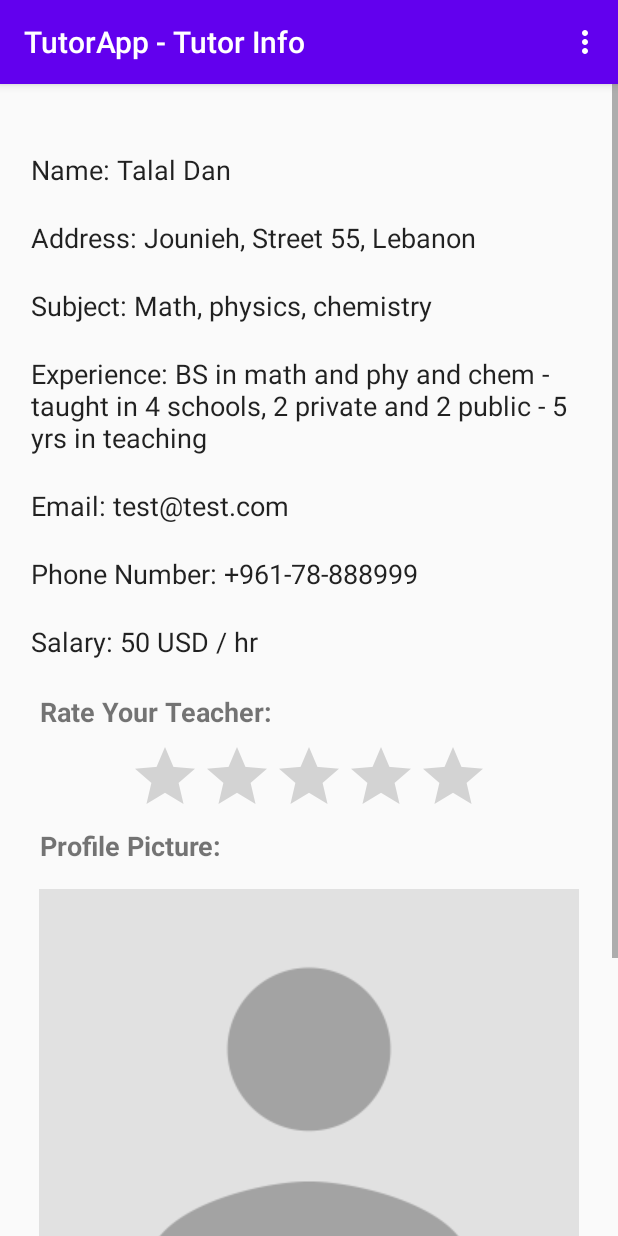
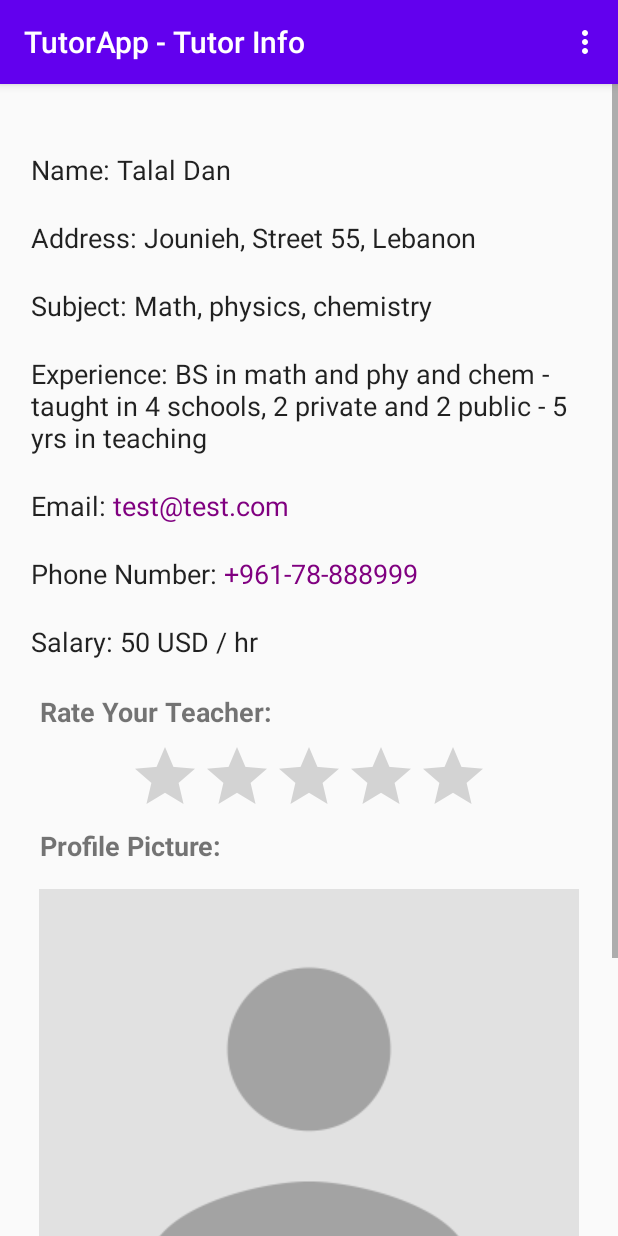
Before and after one commit to mahmoudsaadeh/TutorsApp, an Android app: the TeacherInfoActivity screen opened directly, with no data from a screen before it, on a phone screen of 412 x 824 dp. Run offline under Robolectric (Android 15) with nearby library versions, the phone set to English and light mode, and no system bars; our stand-ins replace Firebase (no records; nobody signed in at launch, a user with empty details on screens opened directly).

Commit message:
TeacherInfo Screen: The teacher phone number and email are now highlighted

```diff
--- a/app/src/main/java/com/example/ourapp/TeacherInfoActivity.java
+++ b/app/src/main/java/com/example/ourapp/TeacherInfoActivity.java
@@ -6,6 +6,7 @@ import android.content.Intent;
 import android.net.Uri;
 import android.os.Bundle;
 import android.provider.ContactsContract;
+import android.text.Html;
 import android.view.Menu;
 import android.view.MenuItem;
 import android.view.View;
@@ -39,9 +40,11 @@ public class TeacherInfoActivity extends AppCompatActivity {
         teacherSubject.setText("Subject: Math, physics, chemistry");
         teacherExperience.setText("Experience: BS in math and phy and chem - taught in 4 schools, 2 private and 2 public" +
                 " - 5 yrs in teaching");
-        teacherEmail.setText("Email: test@test.com");
+        teacherEmail.setText(Html.fromHtml("Email:<font color='purple'> test@test.com </font>"));
 
-        teacherPhoneNumber.setText("Phone Number: +961-78-888999");
+
+
+        teacherPhoneNumber.setText(Html.fromHtml("Phone Number:<font color='purple'> +961-78-888999</font>"));
         teacherSalary.setText("Salary: 50 USD / hr");
 
         ratingBar.setOnRatingBarChangeListener(new RatingBar.OnRatingBarChangeListener() {
```
